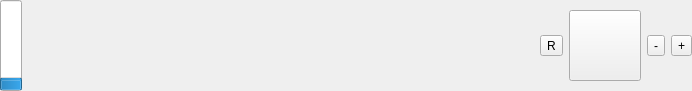
Above: src/plugins/render/routing/RoutingPlugin.ui from KDE/marble before the change. Below: the same form after it.
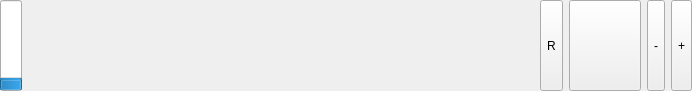
That is the form after the change. Icons and pictures are not drawn.

Commit message:
Usability improvements for the routing info box.
Implement some of the suggestions mentioned in
https://advancingusability.wordpress.com/2011/03/06/turn-left-in-700m/
- Show distance as string next to turn type icon
- Larger destination icon (based on flag.svgz from oxygen). Change
  above should make its purpose clear.
- Left aligned instruction text
- No transparency in background (still not sure if that should stay,
  waiting for feedback from others)
- Align icons to top/bottom

```diff
--- a/src/plugins/render/routing/RoutingPlugin.ui
+++ b/src/plugins/render/routing/RoutingPlugin.ui
@@ -107,7 +107,7 @@
       <bool>false</bool>
      </property>
      <property name="sizePolicy">
-      <sizepolicy hsizetype="Fixed" vsizetype="Fixed">
+      <sizepolicy hsizetype="Fixed" vsizetype="Minimum">
        <horstretch>0</horstretch>
        <verstretch>0</verstretch>
       </sizepolicy>
@@ -123,7 +123,7 @@
    <item row="0" column="5">
     <widget class="QToolButton" name="routingButton">
      <property name="sizePolicy">
-      <sizepolicy hsizetype="Fixed" vsizetype="Fixed">
+      <sizepolicy hsizetype="Fixed" vsizetype="Minimum">
        <horstretch>64</horstretch>
        <verstretch>64</verstretch>
       </sizepolicy>
@@ -152,7 +152,7 @@
    <item row="0" column="6">
     <widget class="QToolButton" name="gpsButton">
      <property name="sizePolicy">
-      <sizepolicy hsizetype="Fixed" vsizetype="Fixed">
+      <sizepolicy hsizetype="Fixed" vsizetype="Minimum">
        <horstretch>64</horstretch>
        <verstretch>64</verstretch>
       </sizepolicy>
@@ -181,7 +181,7 @@
    <item row="0" column="7">
     <widget class="QToolButton" name="zoomOutButton">
      <property name="sizePolicy">
-      <sizepolicy hsizetype="Fixed" vsizetype="Fixed">
+      <sizepolicy hsizetype="Fixed" vsizetype="Minimum">
        <horstretch>64</horstretch>
        <verstretch>64</verstretch>
       </sizepolicy>
@@ -213,7 +213,7 @@
    <item row="0" column="8">
     <widget class="QToolButton" name="zoomInButton">
      <property name="sizePolicy">
-      <sizepolicy hsizetype="Fixed" vsizetype="Fixed">
+      <sizepolicy hsizetype="Fixed" vsizetype="Minimum">
        <horstretch>64</horstretch>
        <verstretch>64</verstretch>
       </sizepolicy>
```
Left out of the diff: 3 changed lines with no effect on the pictures. The commit also changes 8 other files.
